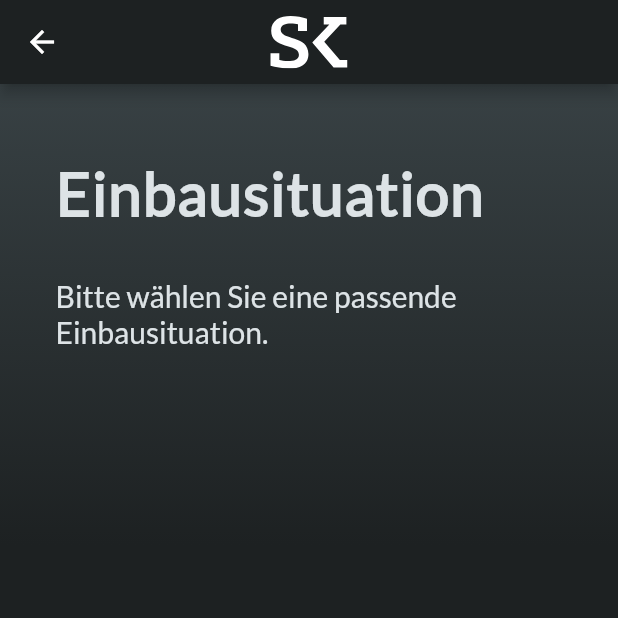
After one commit to timostermann/skm, a Flutter app: the ScenarioScreen screen opened directly, on a phone screen of 412 x 824 dp, the top half of it. The commit adds this screen. Run offline on Flutter 3.47's test engine with Material 2 defaults, Android fonts, the phone set to English and light mode, and no system bars; our stand-ins replace bloc, flutter_form_builder, flutter_svg.

Commit message:
[PBTO-21] add basic scenario screen

```diff
--- a/lib/screens/customer_screen.dart
+++ b/lib/screens/customer_screen.dart
@@ -4,7 +4,7 @@ import 'package:skm_services/components/sk_button.dart';
 import 'package:flutter_form_builder/flutter_form_builder.dart';
 import 'package:skm_services/components/sk_text_field.dart';
 import 'package:skm_services/globals.dart';
-import 'package:skm_services/screens/home.dart';
+import 'package:skm_services/screens/scenario_screen.dart';
 import 'package:skm_services/styles.dart';
 
 class CustomerScreen extends StatefulWidget {
@@ -40,6 +40,7 @@ class _CustomerScreenState extends State<CustomerScreen> {
             stops: [0.6, 1],
           ),
         ),
+        child: SizedBox.expand(
           child: SingleChildScrollView(
             child: SafeArea(
               child: Padding(
@@ -184,12 +185,12 @@ class _CustomerScreenState extends State<CustomerScreen> {
                                     SkButton(
                                       onTap: () {
                                         _customerFormKey.currentState?.save();
-                                      print(
-                                          _customerFormKey.currentState?.value);
+                                        print(_customerFormKey
+                                            .currentState?.value);
                                         Navigator.push(
                                           context,
                                           MaterialPageRoute(builder: (context) {
-                                          return Home();
+                                            return ScenarioScreen();
                                           }),
                                         );
                                       },
@@ -296,8 +297,8 @@ class _CustomerScreenState extends State<CustomerScreen> {
                                     SkButton(
                                       onTap: () {
                                         _customerFormKey.currentState?.save();
-                                      print(
-                                          _customerFormKey.currentState?.value);
+                                        print(_customerFormKey
+                                            .currentState?.value);
                                       },
                                       child: Text(
                                         "Weiter",
@@ -317,6 +318,7 @@ class _CustomerScreenState extends State<CustomerScreen> {
             ),
           ),
         ),
+      ),
     );
   }
 }
--- /dev/null
+++ b/lib/screens/scenario_screen.dart
@@ -0,0 +1,93 @@
+import 'package:flutter/material.dart';
+import 'package:flutter_svg/svg.dart';
+import 'package:flutter_form_builder/flutter_form_builder.dart';
+import 'package:skm_services/globals.dart';
+import 'package:skm_services/styles.dart';
+
+class ScenarioScreen extends StatefulWidget {
+  @override
+  _ScenarioScreenState createState() => _ScenarioScreenState();
+}
+
+class _ScenarioScreenState extends State<ScenarioScreen> {
+  final _customerFormKey = GlobalKey<FormBuilderState>();
+
+  @override
+  Widget build(BuildContext context) {
+    return Scaffold(
+      appBar: AppBar(
+        brightness: Brightness.dark,
+        backgroundColor: SkColors.main700,
+        centerTitle: true,
+        title: SvgPicture.asset(
+          'assets/icons/logo_white_small.svg',
+          height: 35,
+        ),
+      ),
+      body: Container(
+        alignment: Alignment.center,
+        decoration: BoxDecoration(
+          gradient: LinearGradient(
+            colors: [
+              SkColors.main700,
+              SkColors.main600,
+            ],
+            begin: Alignment.bottomCenter,
+            end: Alignment.topCenter,
+            stops: [0.6, 1],
+          ),
+        ),
+        child: SizedBox.expand(
+          child: SingleChildScrollView(
+            child: SafeArea(
+              child: Padding(
+                padding: const EdgeInsets.all(25),
+                child: Column(
+                  mainAxisAlignment: MainAxisAlignment.start,
+                  crossAxisAlignment: CrossAxisAlignment.start,
+                  children: [
+                    Padding(
+                      padding: const EdgeInsets.only(
+                        top: 24,
+                        bottom: 32,
+                        left: 12,
+                      ),
+                      child: Text(
+                        "Einbausituation",
+                        style: TextStyle(
+                          color: SkColors.main300,
+                          fontSize: isTablet(context) ? 36 : 40,
+                          fontWeight: FontWeight.w600,
+                          letterSpacing: 0.7,
+                        ),
+                      ),
+                    ),
+                    Padding(
+                      padding: const EdgeInsets.only(
+                        bottom: 40,
+                        left: 12,
+                      ),
+                      child: Text(
+                        "Bitte wählen Sie eine passende Einbausituation.",
+                        style: TextStyle(
+                          color: SkColors.main300,
+                          fontSize: isTablet(context) ? 16 : 20,
+                        ),
+                      ),
+                    ),
+                    FormBuilder(
+                      key: _customerFormKey,
+                      child: Column(
+                        children: [],
+                      ),
+                    ),
+                  ],
+                ),
+              ),
+            ),
+          ),
+        ),
+      ),
+    );
+  }
+}
```
Also changed, not shown: assets/icons/circled_tick.svg. Lines whose indentation alone changed are shown as unchanged.
